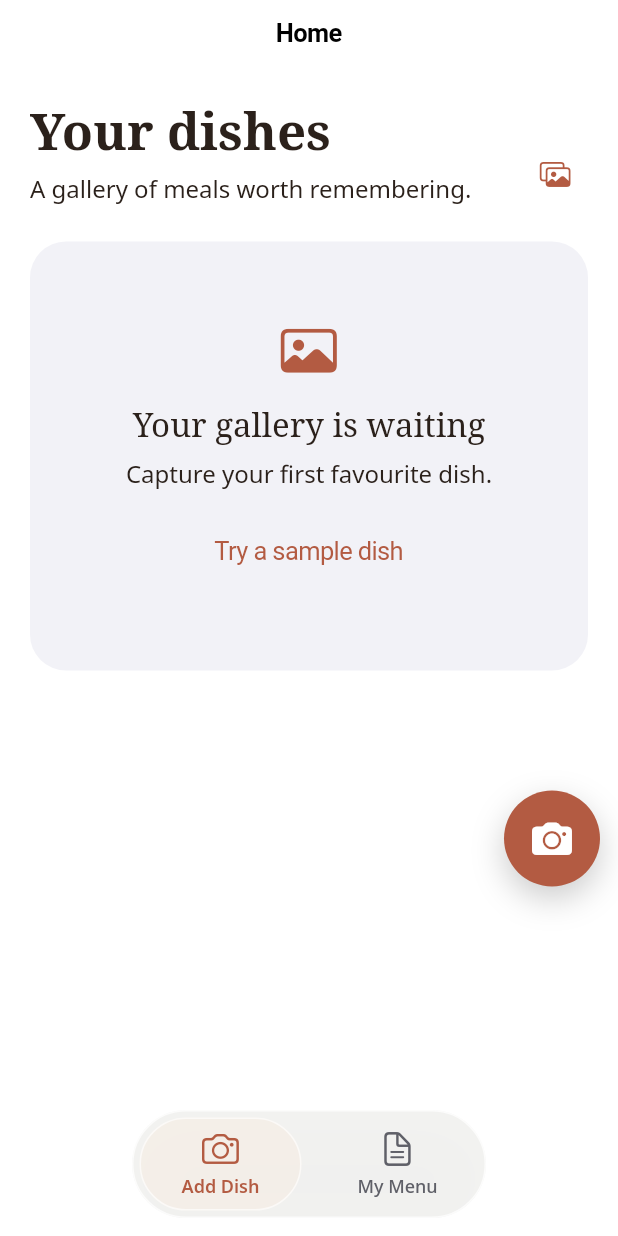
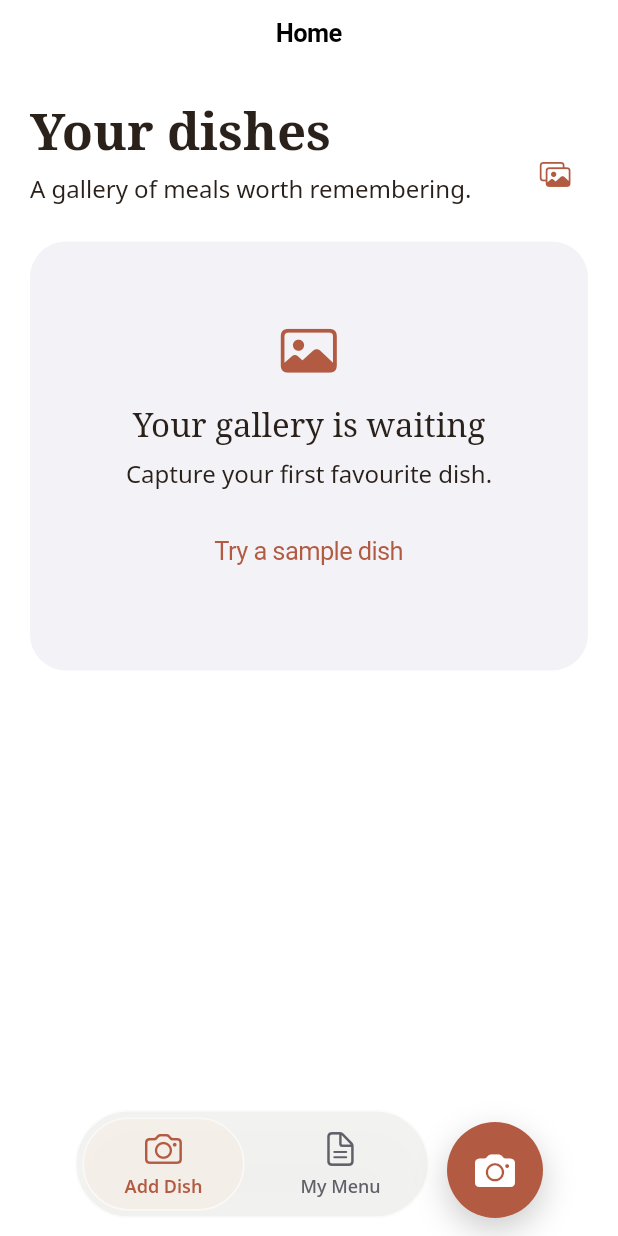
Before and after one commit to aswinckr/Hatch, a Flutter app: the screen it shows after launch, on a phone screen of 412 x 824 dp. Run offline on Flutter 3.47's test engine with Material 3 defaults, Android fonts, the phone set to English and light mode, and no system bars; our stand-ins replace image_picker, pdf, printing, shared_preferences.

Commit message:
fix: anchor camera action to navbar row

```diff
--- a/lib/app/app_shell.dart
+++ b/lib/app/app_shell.dart
@@ -22,8 +22,10 @@ class AppShell extends StatefulWidget {
 }
 
 class _AppShellState extends State<AppShell> {
+  final addDishKey = GlobalKey<AddDishScreenState>();
   int selectedIndex = 0;
   bool hasNewDish = false;
+  bool showCaptureAction = true;
 
   Future<void> _addDish(Dish dish) async {
     await widget.controller.addDish(dish);
@@ -46,9 +48,16 @@ class _AppShellState extends State<AppShell> {
           index: selectedIndex,
           children: [
             AddDishScreen(
+              key: addDishKey,
               analyzer: widget.analyzer,
               onDishFinalized: _addDish,
               capturedDishes: widget.controller.dishes,
+              showEmbeddedCameraAction: false,
+              onHomeStageChanged: (visible) {
+                if (mounted && showCaptureAction != visible) {
+                  setState(() => showCaptureAction = visible);
+                }
+              },
             ),
             MenuScreen(
               controller: widget.controller,
@@ -63,10 +72,23 @@ class _AppShellState extends State<AppShell> {
           child: SafeArea(
             minimum: const EdgeInsets.only(bottom: 12),
             child: Center(
-              child: FloatingTabBar(
-                selectedIndex: selectedIndex,
-                hasNewMenuItem: hasNewDish,
-                onSelected: _select,
+              child: Row(
+                mainAxisSize: MainAxisSize.min,
+                crossAxisAlignment: CrossAxisAlignment.end,
+                children: [
+                  FloatingTabBar(
+                    key: const Key('floating-tab-bar'),
+                    selectedIndex: selectedIndex,
+                    hasNewMenuItem: hasNewDish,
+                    onSelected: _select,
+                  ),
+                  if (selectedIndex == 0 && showCaptureAction) ...[
+                    const SizedBox(width: 12),
+                    FloatingCameraButton(
+                      onPressed: () => addDishKey.currentState?.takePhoto(),
+                    ),
+                  ],
+                ],
               ),
             ),
           ),
--- a/lib/features/add_dish/presentation/add_dish_screen.dart
+++ b/lib/features/add_dish/presentation/add_dish_screen.dart
@@ -1,5 +1,4 @@
 import 'dart:io';
-import 'dart:math' as math;
 import 'package:flutter/cupertino.dart';
 import 'package:flutter/services.dart';
 import 'package:image_picker/image_picker.dart';
@@ -17,16 +16,20 @@ class AddDishScreen extends StatefulWidget {
     required this.onDishFinalized,
     ImagePicker? imagePicker,
     this.capturedDishes = const [],
+    this.showEmbeddedCameraAction = true,
+    this.onHomeStageChanged,
   }) : imagePicker = imagePicker ?? ImagePicker();
   final DishAnalyzer analyzer;
   final Future<void> Function(Dish dish) onDishFinalized;
   final ImagePicker imagePicker;
   final List<Dish> capturedDishes;
+  final bool showEmbeddedCameraAction;
+  final ValueChanged<bool>? onHomeStageChanged;
   @override
-  State<AddDishScreen> createState() => _AddDishScreenState();
+  State<AddDishScreen> createState() => AddDishScreenState();
 }
 
-class _AddDishScreenState extends State<AddDishScreen> {
+class AddDishScreenState extends State<AddDishScreen> {
   AddDishStage stage = AddDishStage.choosePhoto;
   String? imagePath, errorText;
   MealSection section = MealSection.breakfast;
@@ -69,7 +72,10 @@ class _AddDishScreenState extends State<AddDishScreen> {
     }
   }
 
+  Future<void> takePhoto() => _pick(ImageSource.camera);
+
   Future<void> _analyze(String path) async {
+    widget.onHomeStageChanged?.call(false);
     setState(() {
       imagePath = path;
       stage = AddDishStage.analyzing;
@@ -112,6 +118,7 @@ class _AddDishScreenState extends State<AddDishScreen> {
   }
 
   void _reset() {
+    widget.onHomeStageChanged?.call(true);
     setState(() {
       stage = AddDishStage.choosePhoto;
       imagePath = null;
@@ -200,16 +207,12 @@ class _AddDishScreenState extends State<AddDishScreen> {
               padding: const EdgeInsets.fromLTRB(20, 20, 20, 156),
               child: content,
             ),
-            if (stage == AddDishStage.choosePhoto)
+            if (stage == AddDishStage.choosePhoto &&
+                widget.showEmbeddedCameraAction)
               Positioned(
-                right: math.max(
-                  0,
-                  (MediaQuery.sizeOf(context).width - 236) / 2 - 76,
-                ),
+                right: 20,
                 bottom: 12,
-                child: _FloatingCameraButton(
-                  onPressed: () => _pick(ImageSource.camera),
-                ),
+                child: FloatingCameraButton(onPressed: takePhoto),
               ),
           ],
         ),
@@ -348,8 +351,8 @@ class _DishTile extends StatelessWidget {
   );
 }
 
-class _FloatingCameraButton extends StatelessWidget {
-  const _FloatingCameraButton({required this.onPressed});
+class FloatingCameraButton extends StatelessWidget {
+  const FloatingCameraButton({super.key, required this.onPressed});
   final VoidCallback onPressed;
 
   @override
@@ -357,7 +360,7 @@ class _FloatingCameraButton extends StatelessWidget {
     button: true,
     label: 'Take a photo',
     child: CupertinoButton(
-      key: const Key('floating-camera-button'),
+      key: key ?? const Key('floating-camera-button'),
       padding: EdgeInsets.zero,
       onPressed: onPressed,
       child: Container(
```
Also changed, not shown: 1 other file.
